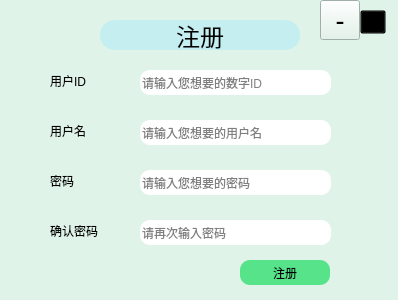
First picture: the form in client/ui/registerdialog.ui, repository pechpo/What-s-up, before the edit.
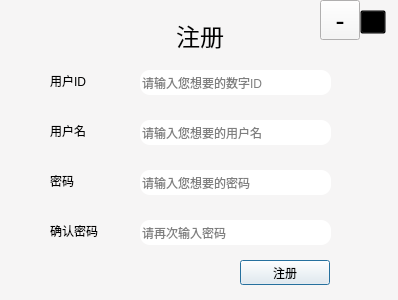
Second picture: the form after the edit. Icons and pictures are not drawn.

```diff
--- a/client/ui/registerdialog.ui
+++ b/client/ui/registerdialog.ui
@@ -23,7 +23,7 @@
     </rect>
    </property>
    <property name="styleSheet">
-    <string notr="true">background-color: rgb(223, 243, 232);
+    <string notr="true">background-color: rgb(246, 245, 245);
 background-image: url(:/images/image/Logo3.png);</string>
    </property>
    <widget class="QLabel" name="label">
@@ -41,8 +41,7 @@
      </font>
     </property>
     <property name="styleSheet">
-     <string notr="true">border-radius:15px;
-background-color: rgb(197, 238, 241);</string>
+     <string notr="true"/>
     </property>
     <property name="text">
      <string>注册</string>
@@ -61,8 +60,7 @@
      </rect>
     </property>
     <property name="styleSheet">
-     <string notr="true">background-color: rgb(87, 227, 137);
-border-radius:10px;</string>
+     <string notr="true"/>
     </property>
     <property name="text">
      <string>注册</string>
```
